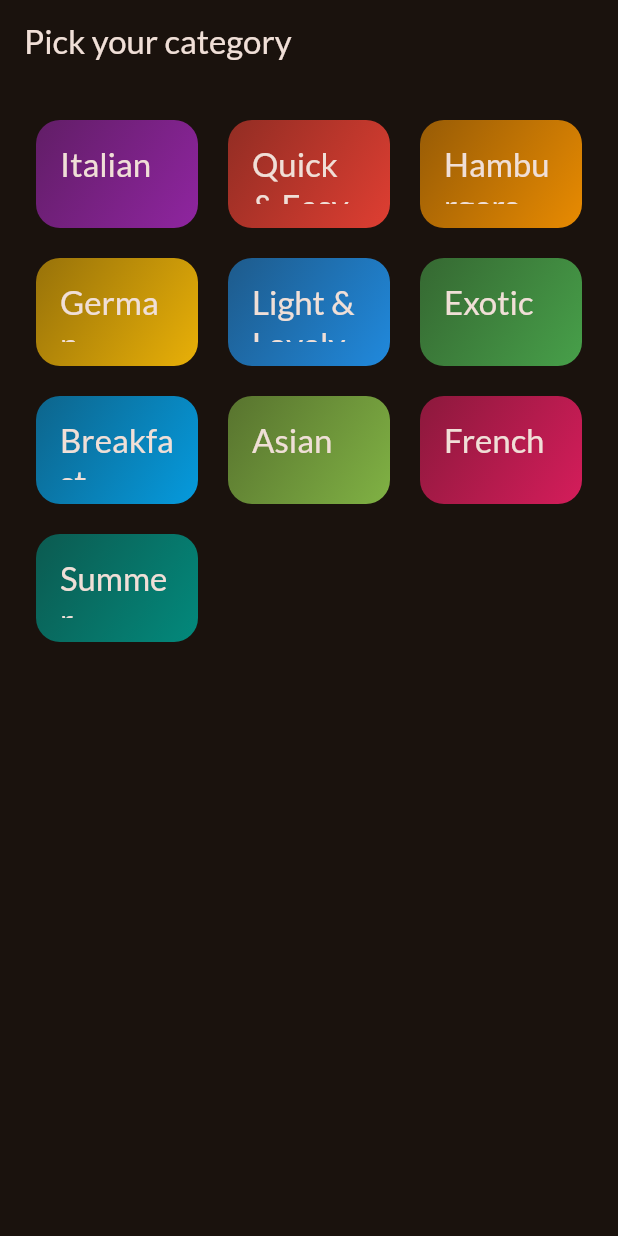
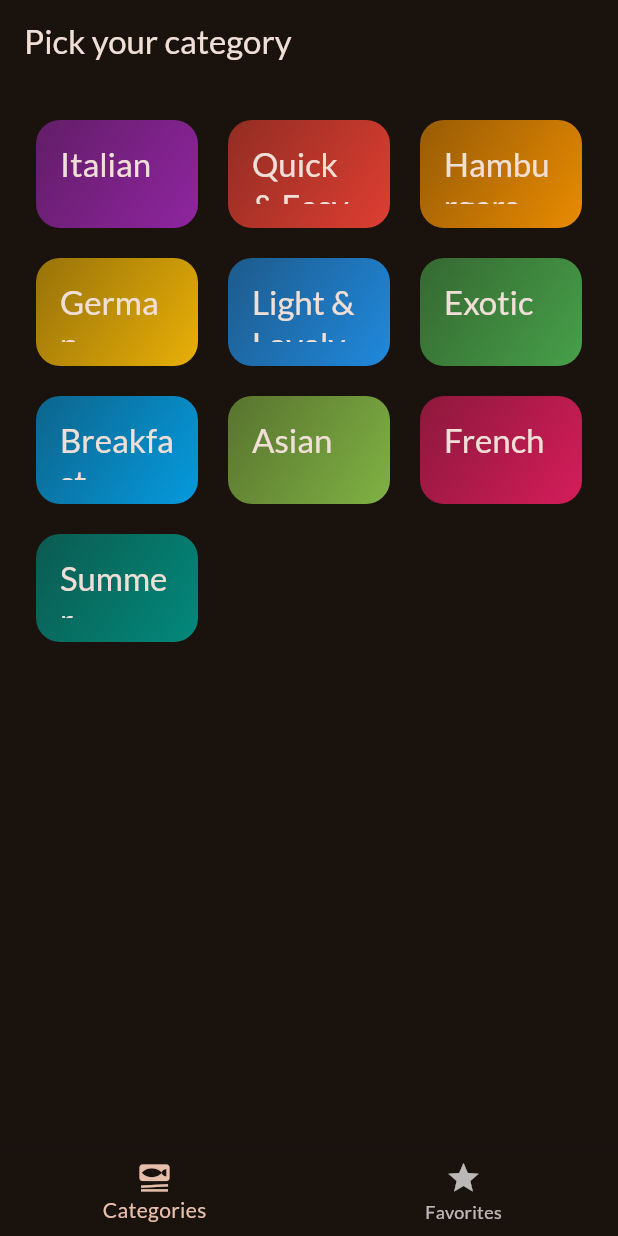
Before and after one commit to zaine-bit/CSIT284-Sunio, a Flutter app: the screen it shows after launch, on a phone screen of 412 x 824 dp. Run offline on Flutter 3.47's test engine with Material 3 defaults, Android fonts, the phone set to English and light mode, and no system bars; our stand-ins replace google_fonts, transparent_image.

Commit message:
Add tabs screen with favorites tab and favorite toggling

```diff
--- a/meals/lib/main.dart
+++ b/meals/lib/main.dart
@@ -2,7 +2,7 @@ import 'package:flutter/material.dart';
 
 import 'package:google_fonts/google_fonts.dart';
 import 'package:meals/navigation/app_routes.dart';
-import 'package:meals/screens/categories.dart';
+import 'package:meals/screens/tabs.dart';
 
 final theme = ThemeData(
   useMaterial3: true,
@@ -24,7 +24,7 @@ class App extends StatelessWidget {
   Widget build(BuildContext context) {
     return MaterialApp(
       theme: theme,
-      home: const CategoriesScreen(),
+      home: const TabsScreen(),
       onGenerateRoute: AppRoutes.onGenerateRoute,
     );
   }
--- a/meals/lib/navigation/route_arguments.dart
+++ b/meals/lib/navigation/route_arguments.dart
@@ -2,12 +2,25 @@ import 'package:meals/models/meal.dart';
 
 
 class MealsArgs {
-  const MealsArgs({required this.title, required this.meals});
+  const MealsArgs({
+    required this.title,
+    required this.meals,
+    required this.onToggleFavorite,
+    required this.isFavorite,
+  });
   final String title;
   final List<Meal> meals;
+  final void Function(Meal meal) onToggleFavorite;
+  final bool Function(Meal meal) isFavorite;
 }
 
 class MealDetailsArgs {
-  const MealDetailsArgs({required this.meal});
+  const MealDetailsArgs({
+    required this.meal,
+    required this.onToggleFavorite,
+    required this.isFavorite,
+  });
   final Meal meal;
+  final void Function(Meal meal) onToggleFavorite;
+  final bool Function(Meal meal) isFavorite;
 }
--- a/meals/lib/screens/categories.dart
+++ b/meals/lib/screens/categories.dart
@@ -1,30 +1,43 @@
 import 'package:flutter/material.dart';
 import 'package:meals/data/dummy_data.dart';
 import 'package:meals/models/category.dart';
+import 'package:meals/models/meal.dart';
 import 'package:meals/navigation/app_routes.dart';
 import 'package:meals/navigation/route_arguments.dart';
 import 'package:meals/widgets/category_grid_item.dart';
 
 class CategoriesScreen extends StatelessWidget {
-  const CategoriesScreen({super.key});
+  const CategoriesScreen({
+    super.key,
+    required this.onToggleFavorite,
+    required this.isFavorite,
+    required this.availableMeals,
+  });
+
+  final void Function(Meal meal) onToggleFavorite;
+  final bool Function(Meal meal) isFavorite;
+  final List<Meal> availableMeals;
 
   void _selectCategory(BuildContext context, Category category) {
-    final filteredMeals = dummyMeals
+    final filteredMeals = availableMeals
         .where((meal) => meal.categories.contains(category.id))
         .toList();
 
     Navigator.of(context).pushNamed(
       AppRoutes.meals,
-      arguments: MealsArgs(title: category.title, meals: filteredMeals),
+      arguments: MealsArgs(
+        title: category.title,
+        meals: filteredMeals,
+        onToggleFavorite: onToggleFavorite,
+        isFavorite: isFavorite,
+      ),
     );
   }
 
   @override
   Widget build(BuildContext context) {
-    return Scaffold(
-      appBar: AppBar(title: const Text('Pick your category')),
-      body: GridView(
-        padding: EdgeInsets.all(24),
+    return GridView(
+      padding: const EdgeInsets.all(24),
       gridDelegate: const SliverGridDelegateWithFixedCrossAxisCount(
         crossAxisCount: 3,
         childAspectRatio: 3 / 2,
@@ -40,7 +53,6 @@ class CategoriesScreen extends StatelessWidget {
             },
           )
       ],
-      ),
     );
   }
 }
--- /dev/null
+++ b/meals/lib/screens/tabs.dart
@@ -0,0 +1,86 @@
+import 'package:flutter/material.dart';
+import 'package:meals/data/dummy_data.dart';
+import 'package:meals/models/meal.dart';
+import 'package:meals/screens/categories.dart';
+import 'package:meals/screens/meals.dart';
+
+class TabsScreen extends StatefulWidget {
+  const TabsScreen({super.key});
+
+  @override
+  State<TabsScreen> createState() => _TabsScreenState();
+}
+
+class _TabsScreenState extends State<TabsScreen> {
+  int _selectedPageIndex = 0;
+  final List<Meal> _favoriteMeals = [];
+
+  void _showInfoMessage(String message) {
+    ScaffoldMessenger.of(context).clearSnackBars();
+    ScaffoldMessenger.of(context).showSnackBar(
+      SnackBar(content: Text(message)),
+    );
+  }
+
+  void _toggleMealFavoriteStatus(Meal meal) {
+    final isExisting = _favoriteMeals.contains(meal);
+
+    if (isExisting) {
+      setState(() {
+        _favoriteMeals.remove(meal);
+      });
+      _showInfoMessage('Meal is no longer a favorite.');
+    } else {
+      setState(() {
+        _favoriteMeals.add(meal);
+      });
+      _showInfoMessage('Marked as a favorite!');
+    }
+  }
+
+  bool _isFavorite(Meal meal) => _favoriteMeals.contains(meal);
+
+  void _selectPage(int index) {
+    setState(() {
+      _selectedPageIndex = index;
+    });
+  }
+
+  @override
+  Widget build(BuildContext context) {
+    Widget activePage = CategoriesScreen(
+      onToggleFavorite: _toggleMealFavoriteStatus,
+      isFavorite: _isFavorite,
+      availableMeals: dummyMeals,
+    );
+    var activePageTitle = 'Pick your category';
+
+    if (_selectedPageIndex == 1) {
+      activePage = MealsScreen(
+        meals: _favoriteMeals,
+        onToggleFavorite: _toggleMealFavoriteStatus,
+        isFavorite: _isFavorite,
+      );
+      activePageTitle = 'Your Favorites';
+    }
+
+    return Scaffold(
+      appBar: AppBar(title: Text(activePageTitle)),
+      body: activePage,
+      bottomNavigationBar: BottomNavigationBar(
+        onTap: _selectPage,
+        currentIndex: _selectedPageIndex,
+        items: const [
+          BottomNavigationBarItem(
+            icon: Icon(Icons.set_meal),
+            label: 'Categories',
+          ),
+          BottomNavigationBarItem(
+            icon: Icon(Icons.star),
+            label: 'Favorites',
+          ),
+        ],
+      ),
+    );
+  }
+}
```
Also changed, not shown: meals/lib/navigation/app_routes.dart (+11 -2 lines), meals/lib/screens/meal_details.dart (+40 -3 lines), meals/lib/screens/meals.dart (+17 -4 lines). Lines whose indentation alone changed are shown as unchanged.
